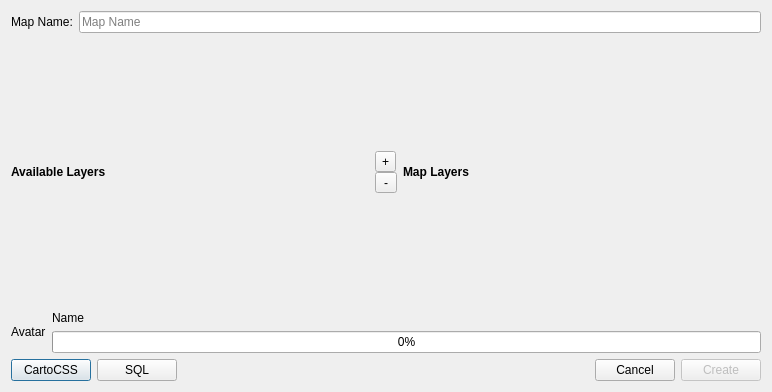
The window that ui/CreateViz.ui (gkudos/qgis-cartodb) describes before a commit, drawn with Qt 5.
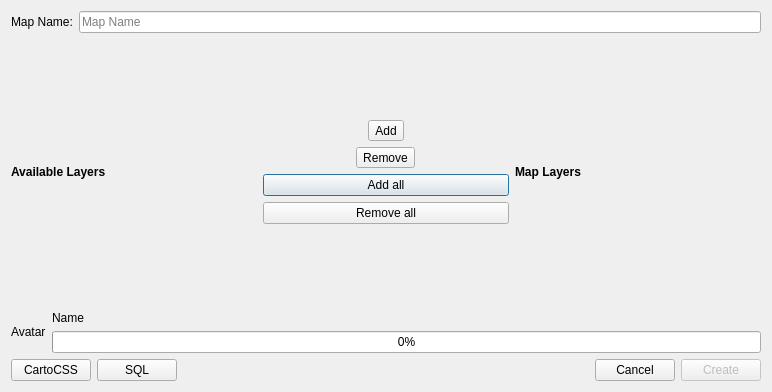
The same window after the commit.

Commit message: Enhancements for create new map

Patch:
```diff
--- a/ui/CreateViz.ui
+++ b/ui/CreateViz.ui
@@ -52,15 +52,19 @@
       </layout>
      </item>
      <item>
-      <layout class="QVBoxLayout" name="toolsLayout">
-       <property name="spacing">
-        <number>0</number>
-       </property>
+      <layout class="QGridLayout" name="gridLayout" columnstretch="0">
        <property name="sizeConstraint">
         <enum>QLayout::SetMinimumSize</enum>
        </property>
-       <item>
-        <spacer name="topSpacer">
+       <item row="3" column="0">
+        <widget class="QPushButton" name="addAllBT">
+         <property name="text">
+          <string>Add all</string>
+         </property>
+        </widget>
+       </item>
+       <item row="5" column="0">
+        <spacer name="bottomSpacer">
          <property name="orientation">
           <enum>Qt::Vertical</enum>
          </property>
@@ -72,14 +76,7 @@
          </property>
         </spacer>
        </item>
-       <item>
-        <widget class="QToolButton" name="rightBT">
-         <property name="text">
-          <string>+</string>
-         </property>
-        </widget>
-       </item>
-       <item>
+       <item row="2" column="0" alignment="Qt::AlignHCenter">
         <widget class="QToolButton" name="leftBT">
          <property name="sizePolicy">
           <sizepolicy hsizetype="Fixed" vsizetype="Fixed">
@@ -94,12 +91,19 @@
           </size>
          </property>
          <property name="text">
-          <string>-</string>
+          <string>Remove</string>
          </property>
         </widget>
        </item>
-       <item>
-        <spacer name="bottomSpacer">
+       <item row="1" column="0" alignment="Qt::AlignHCenter">
+        <widget class="QToolButton" name="rightBT">
+         <property name="text">
+          <string>Add</string>
+         </property>
+        </widget>
+       </item>
+       <item row="0" column="0">
+        <spacer name="topSpacer">
          <property name="orientation">
           <enum>Qt::Vertical</enum>
          </property>
@@ -111,6 +115,13 @@
          </property>
         </spacer>
        </item>
+       <item row="4" column="0">
+        <widget class="QPushButton" name="removeAllBT">
+         <property name="text">
+          <string>Remove all</string>
+         </property>
+        </widget>
+       </item>
       </layout>
      </item>
      <item>
```
The commit also changes 1 other file.
